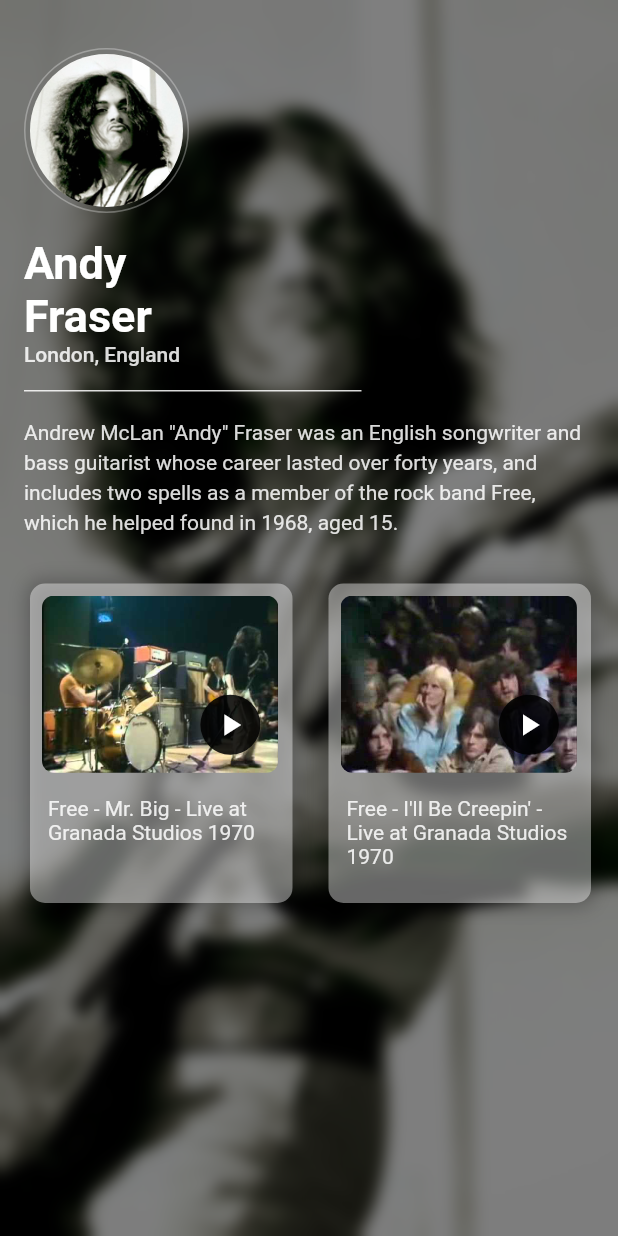
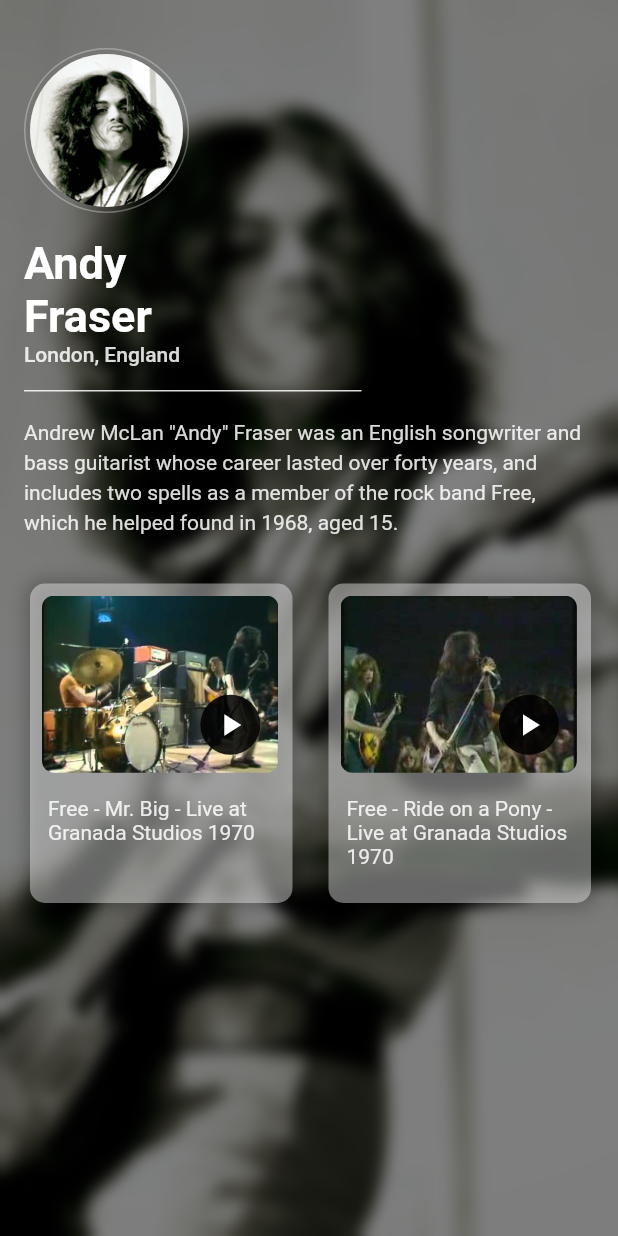
Before and after one commit to roughike/blurry_artist_details_page, a Flutter app: the screen it shows after launch, on a phone screen of 412 x 824 dp. Run offline on Flutter 3.47's test engine with Material 2 defaults, Android fonts, the phone set to English and light mode, and no system bars.

```diff
--- a/lib/main.dart
+++ b/lib/main.dart
@@ -21,8 +21,18 @@ class MyApp extends StatelessWidget {
         url: 'https://www.youtube.com/watch?v=_FhCilozomo',
       ),
       new Video(
+        title: 'Free - Ride on a Pony - Live at Granada Studios 1970',
+        thumbnail: 'assets/video2_thumb.png',
+        url: 'https://www.youtube.com/watch?v=EDHNZuAnBoU',
+      ),
+      new Video(
+        title: 'Free - Songs of Yesterday - Live at Granada Studios 1970',
+        thumbnail: 'assets/video3_thumb.png',
+        url: 'https://www.youtube.com/watch?v=eI1FT0a_bos',
+      ),
+      new Video(
         title: 'Free - I\'ll Be Creepin\' - Live at Granada Studios 1970',
-        thumbnail: 'assets/video2_thumb.png',
+        thumbnail: 'assets/video4_thumb.png',
         url: 'https://www.youtube.com/watch?v=3qK8O3UoqN8',
       ),
     ],
--- a/pubspec.yaml
+++ b/pubspec.yaml
@@ -17,4 +17,6 @@ flutter:
   - assets/avatar.png
   - assets/backdrop.png
   - assets/video1_thumb.png
+  - assets/video4_thumb.png
+  - assets/video3_thumb.png
   - assets/video2_thumb.png
```
Also changed, not shown: assets/video2_thumb.png, assets/video3_thumb.png (added).
